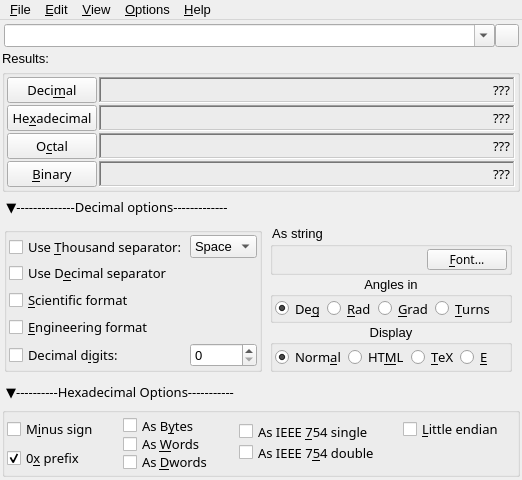
First picture: the form in FalconCalcQt/FalconCalcQt.ui, repository solyoma/FalconCalc, before the edit.
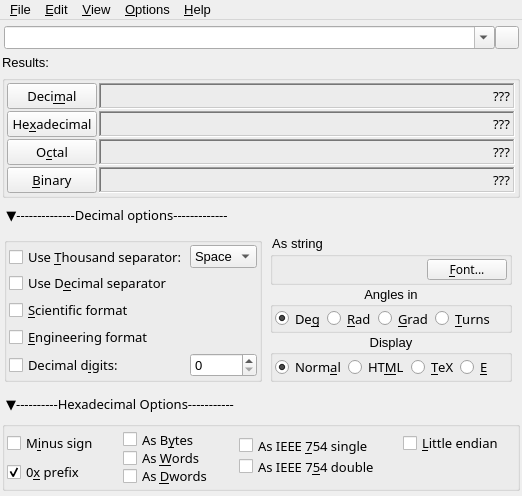
Second picture: the form after the edit. Icons and pictures are not drawn.

Commit message: WIP: added new color for thick border bugfix: move borderless window

The edit to the form file:
```diff
--- a/FalconCalcQt/FalconCalcQt.ui
+++ b/FalconCalcQt/FalconCalcQt.ui
@@ -7,7 +7,7 @@
     <x>0</x>
     <y>0</y>
     <width>522</width>
-    <height>480</height>
+    <height>496</height>
    </rect>
   </property>
   <property name="sizePolicy">
```
Left out of the diff: 2 changed lines with no effect on the pictures. The commit also changes 3 other files.
